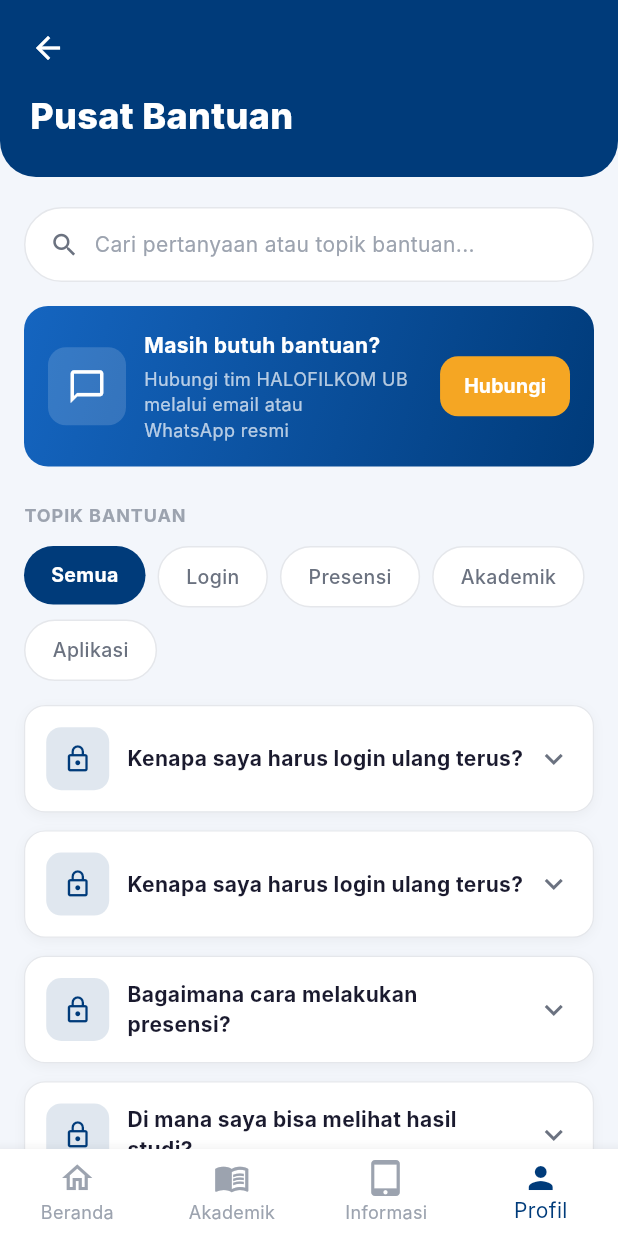
After one commit to Raget13/gapura_ub_fix_design_SKRIPSI_2026, a Flutter app: the PusatBantuanScreen screen opened directly, on a phone screen of 412 x 824 dp. The commit adds this screen. Run offline on Flutter 3.47's test engine with Material 3 defaults, Android fonts, the phone set to English and light mode, and no system bars; our stand-ins replace local_auth; Roboto replaces fonts that are missing (Inter).

Commit message:
feat: tambah PusatBantuanScreen dan hapus Pengaturan Akun dari Profil
- Buat PusatBantuanScreen dengan search bar, contact card, filter topik, dan FAQ accordion
- Hapus menu Pengaturan Akun dari halaman Profil
- Hubungkan tombol Pusat Bantuan ke PusatBantuanScreen

```diff
--- a/lib/screens/profile_screen.dart
+++ b/lib/screens/profile_screen.dart
@@ -6,6 +6,7 @@ import 'opening_login_screen.dart';
 import 'data_mahasiswa_screen.dart';
 import 'akademik_screen.dart';
 import 'informasi_screen.dart';
+import 'pusat_bantuan_screen.dart';
 import '../core/page_transitions.dart';
 
 class ProfileScreen extends StatefulWidget {
@@ -157,9 +158,9 @@ class _ProfileScreenState extends State<ProfileScreen> {
               title: 'Pengaturan & Bantuan',
               isDark: isDark,
               children: [
-                _menuTile(Icons.manage_accounts_outlined, 'Pengaturan Akun', isDark, () {}),
-                const SizedBox(height: 10),
-                _menuTile(Icons.help_outline, 'Pusat Bantuan', isDark, () {}),
+                _menuTile(Icons.help_outline, 'Pusat Bantuan', isDark, () {
+                  Navigator.push(context, MaterialPageRoute(builder: (_) => const PusatBantuanScreen()));
+                }),
                 const SizedBox(height: 10),
                 _menuTile(Icons.language, 'Bahasa', isDark, () {}),
               ],
--- /dev/null
+++ b/lib/screens/pusat_bantuan_screen.dart
@@ -0,0 +1,346 @@
+import 'package:flutter/material.dart';
+import '../core/app_colors.dart';
+import '../widgets/bottom_nav.dart';
+
+class PusatBantuanScreen extends StatefulWidget {
+  const PusatBantuanScreen({super.key});
+
+  @override
+  State<PusatBantuanScreen> createState() => _PusatBantuanScreenState();
+}
+
+class _PusatBantuanScreenState extends State<PusatBantuanScreen> {
+  String _selectedTopik = 'Semua';
+  final List<String> _topik = ['Semua', 'Login', 'Presensi', 'Akademik', 'Aplikasi'];
+
+  final List<Map<String, String>> _faqList = [
+    {
+      'topik': 'Login',
+      'icon': 'lock',
+      'q': 'Kenapa saya harus login ulang terus?',
+      'a': 'Sesi login memiliki batas waktu aktif. Pastikan Anda mengaktifkan opsi "Tetap Masuk" saat login. Jika masalah berlanjut, coba hapus cache aplikasi melalui pengaturan perangkat Anda.',
+    },
+    {
+      'topik': 'Login',
+      'icon': 'lock',
+      'q': 'Kenapa saya harus login ulang terus?',
+      'a': 'Sesi login memiliki batas waktu aktif. Pastikan Anda mengaktifkan opsi "Tetap Masuk" saat login. Jika masalah berlanjut, coba hapus cache aplikasi melalui pengaturan perangkat Anda.',
+    },
+    {
+      'topik': 'Presensi',
+      'icon': 'check',
+      'q': 'Bagaimana cara melakukan presensi?',
+      'a': 'Buka menu Jadwal & Presensi, pilih mata kuliah yang sedang berjalan, lalu tekan tombol Hadir dan pilih mode Luring atau Daring.',
+    },
+    {
+      'topik': 'Akademik',
+      'icon': 'school',
+      'q': 'Di mana saya bisa melihat hasil studi?',
+      'a': 'Hasil studi tersedia di menu Akademik → Hasil Studi. Data akan diperbarui setiap akhir semester.',
+    },
+    {
+      'topik': 'Aplikasi',
+      'icon': 'apps',
+      'q': 'Aplikasi tidak bisa dibuka, apa yang harus dilakukan?',
+      'a': 'Coba tutup aplikasi dan buka kembali. Jika masih bermasalah, hapus cache atau perbarui aplikasi ke versi terbaru.',
+    },
+  ];
+
+  final Set<int> _expanded = {};
+
+  List<Map<String, String>> get _filtered => _selectedTopik == 'Semua'
+      ? _faqList
+      : _faqList.where((f) => f['topik'] == _selectedTopik).toList();
+
+  @override
+  Widget build(BuildContext context) {
+    final isDark = Theme.of(context).brightness == Brightness.dark;
+
+    return Scaffold(
+      backgroundColor: isDark ? AppColors.darkBg : const Color(0xFFF3F6FB),
+      body: Column(
+        children: [
+          _buildHeader(context),
+          Expanded(
+            child: SingleChildScrollView(
+              padding: const EdgeInsets.fromLTRB(16, 20, 16, 20),
+              child: Column(
+                crossAxisAlignment: CrossAxisAlignment.start,
+                children: [
+                  _buildSearchBar(isDark),
+                  const SizedBox(height: 16),
+                  _buildContactCard(),
+                  const SizedBox(height: 24),
+                  _buildTopikSection(isDark),
+                  const SizedBox(height: 16),
+                  _buildFaqList(isDark),
+                ],
+              ),
+            ),
+          ),
+        ],
+      ),
+      bottomNavigationBar: AppBottomNav(
+        currentIndex: 3,
+        onTap: (i) {
+          if (i != 3) Navigator.pop(context);
+        },
+      ),
+    );
+  }
+
+  Widget _buildHeader(BuildContext context) {
+    return Container(
+      width: double.infinity,
+      decoration: const BoxDecoration(
+        color: AppColors.primary,
+        borderRadius: BorderRadius.only(
+          bottomLeft: Radius.circular(24),
+          bottomRight: Radius.circular(24),
+        ),
+      ),
+      child: SafeArea(
+        bottom: false,
+        child: Column(
+          crossAxisAlignment: CrossAxisAlignment.start,
+          children: [
+            Padding(
+              padding: const EdgeInsets.fromLTRB(8, 8, 16, 0),
+              child: IconButton(
+                icon: const Icon(Icons.arrow_back, color: Colors.white),
+                onPressed: () => Navigator.pop(context),
+              ),
+            ),
+            const Padding(
+              padding: EdgeInsets.fromLTRB(20, 4, 20, 24),
+              child: Text(
+                'Pusat Bantuan',
+                style: TextStyle(
+                  color: Colors.white,
+                  fontSize: 24,
+                  fontWeight: FontWeight.w800,
+                ),
+              ),
+            ),
+          ],
+        ),
+      ),
+    );
+  }
+
+  Widget _buildSearchBar(bool isDark) {
+    return Container(
+      padding: const EdgeInsets.symmetric(horizontal: 16, vertical: 14),
+      decoration: BoxDecoration(
+        color: isDark ? AppColors.darkCard : Colors.white,
+        borderRadius: BorderRadius.circular(50),
+        border: Border.all(color: isDark ? AppColors.darkBorder : AppColors.borderGrey),
+      ),
+      child: Row(
+        children: [
+          Icon(Icons.search, color: isDark ? AppColors.darkTextSecondary : AppColors.textSecondary, size: 20),
+          const SizedBox(width: 10),
+          Text(
+            'Cari pertanyaan atau topik bantuan...',
+            style: TextStyle(
+              fontSize: 14,
+              color: isDark ? AppColors.darkTextMuted : AppColors.textMuted,
+            ),
+          ),
+        ],
+      ),
+    );
+  }
+
+  Widget _buildContactCard() {
+    return Container(
+      padding: const EdgeInsets.all(16),
+      decoration: BoxDecoration(
+        gradient: const LinearGradient(
+          colors: [AppColors.primaryLight, AppColors.primary],
+          begin: Alignment.topLeft,
+          end: Alignment.bottomRight,
+        ),
+        borderRadius: BorderRadius.circular(16),
+      ),
+      child: Row(
+        children: [
+          Container(
+            width: 52,
+            height: 52,
+            decoration: BoxDecoration(
+              color: Colors.white.withValues(alpha: 0.15),
+              borderRadius: BorderRadius.circular(12),
+            ),
+            child: const Icon(Icons.chat_bubble_outline, color: Colors.white, size: 26),
+          ),
+          const SizedBox(width: 12),
+          const Expanded(
+            child: Column(
+              crossAxisAlignment: CrossAxisAlignment.start,
+              children: [
+                Text(
+                  'Masih butuh bantuan?',
+                  style: TextStyle(color: Colors.white, fontWeight: FontWeight.w700, fontSize: 14),
+                ),
+                SizedBox(height: 4),
+                Text(
+                  'Hubungi tim HALOFILKOM UB\nmelalui email atau\nWhatsApp resmi',
+                  style: TextStyle(color: Colors.white70, fontSize: 12, height: 1.4),
+                ),
+              ],
+            ),
+          ),
+          const SizedBox(width: 8),
+          ElevatedButton(
+            onPressed: () {},
+            style: ElevatedButton.styleFrom(
+              backgroundColor: AppColors.accent,
+              foregroundColor: Colors.white,
+              padding: const EdgeInsets.symmetric(horizontal: 16, vertical: 10),
+              shape: RoundedRectangleBorder(borderRadius: BorderRadius.circular(12)),
+              elevation: 0,
+            ),
+            child: const Text('Hubungi', style: TextStyle(fontWeight: FontWeight.w700, fontSize: 13)),
+          ),
+        ],
+      ),
+    );
+  }
+
+  Widget _buildTopikSection(bool isDark) {
+    return Column(
+      crossAxisAlignment: CrossAxisAlignment.start,
+      children: [
+        Text(
+          'TOPIK BANTUAN',
+          style: TextStyle(
+            fontSize: 12,
+            fontWeight: FontWeight.w700,
+            letterSpacing: 0.6,
+            color: isDark ? AppColors.darkTextMuted : AppColors.textMuted,
+          ),
+        ),
+        const SizedBox(height: 12),
+        Wrap(
+          spacing: 8,
+          runSpacing: 8,
+          children: _topik.map((t) {
+            final isSelected = t == _selectedTopik;
+            return GestureDetector(
+              onTap: () => setState(() {
+                _selectedTopik = t;
+                _expanded.clear();
+              }),
+              child: AnimatedContainer(
+                duration: const Duration(milliseconds: 180),
+                padding: const EdgeInsets.symmetric(horizontal: 18, vertical: 10),
+                decoration: BoxDecoration(
+                  color: isSelected ? AppColors.primary : (isDark ? AppColors.darkCard : Colors.white),
+                  borderRadius: BorderRadius.circular(50),
+                  border: isSelected ? null : Border.all(color: isDark ? AppColors.darkBorder : AppColors.borderGrey),
+                ),
+                child: Text(
+                  t,
+                  style: TextStyle(
+                    fontSize: 13,
+                    fontWeight: isSelected ? FontWeight.w700 : FontWeight.w500,
+                    color: isSelected ? Colors.white : (isDark ? AppColors.darkTextSecondary : AppColors.textSecondary),
+                  ),
+                ),
+              ),
+            );
+          }).toList(),
+        ),
+      ],
+    );
+  }
+
+  Widget _buildFaqList(bool isDark) {
+    final list = _filtered;
+    return Column(
+      children: List.generate(list.length, (i) => _buildFaqItem(i, list[i], isDark)),
+    );
+  }
+
+  Widget _buildFaqItem(int index, Map<String, String> faq, bool isDark) {
+    final isOpen = _expanded.contains(index);
+    return GestureDetector(
+      onTap: () => setState(() {
+        if (isOpen) {
+          _expanded.remove(index);
+        } else {
+          _expanded.add(index);
+        }
+      }),
+      child: Container(
+        margin: const EdgeInsets.only(bottom: 12),
+        decoration: BoxDecoration(
+          color: isDark ? AppColors.darkCard : Colors.white,
+          borderRadius: BorderRadius.circular(14),
+          border: Border.all(color: isDark ? AppColors.darkBorder : AppColors.borderGrey, width: 0.8),
+          boxShadow: [
+            BoxShadow(
+              color: Colors.black.withValues(alpha: 0.04),
+              blurRadius: 6,
+              offset: const Offset(0, 2),
+            ),
+          ],
+        ),
+        child: Padding(
+          padding: const EdgeInsets.all(14),
+          child: Column(
+            children: [
+              Row(
+                children: [
+                  Container(
+                    width: 42,
+                    height: 42,
+                    decoration: BoxDecoration(
+                      color: AppColors.primary.withValues(alpha: 0.12),
+                      borderRadius: BorderRadius.circular(10),
+                    ),
+                    child: const Icon(Icons.lock_outline, color: AppColors.primary, size: 20),
+                  ),
+                  const SizedBox(width: 12),
+                  Expanded(
+                    child: Text(
+                      faq['q']!,
+                      style: TextStyle(
+                        fontSize: 14,
+                        fontWeight: FontWeight.w700,
+                        color: isDark ? AppColors.darkTextPrimary : AppColors.textPrimary,
+                      ),
+                    ),
+                  ),
+                  const SizedBox(width: 8),
+                  AnimatedRotation(
+                    turns: isOpen ? 0.5 : 0,
+                    duration: const Duration(milliseconds: 200),
+                    child: Icon(
+                      Icons.keyboard_arrow_down,
+                      color: isDark ? AppColors.darkTextSecondary : AppColors.textSecondary,
+                    ),
+                  ),
+                ],
+              ),
+              if (isOpen) ...[
+                const SizedBox(height: 10),
+                Divider(height: 1, color: isDark ? AppColors.darkBorder : AppColors.borderGrey),
+                const SizedBox(height: 10),
+                Text(
+                  faq['a']!,
+                  style: TextStyle(
+                    fontSize: 13,
+                    height: 1.55,
+                    color: isDark ? AppColors.darkTextSecondary : AppColors.textSecondary,
+                  ),
+                ),
+              ],
+            ],
+          ),
+        ),
+      ),
+    );
+  }
+}
```
